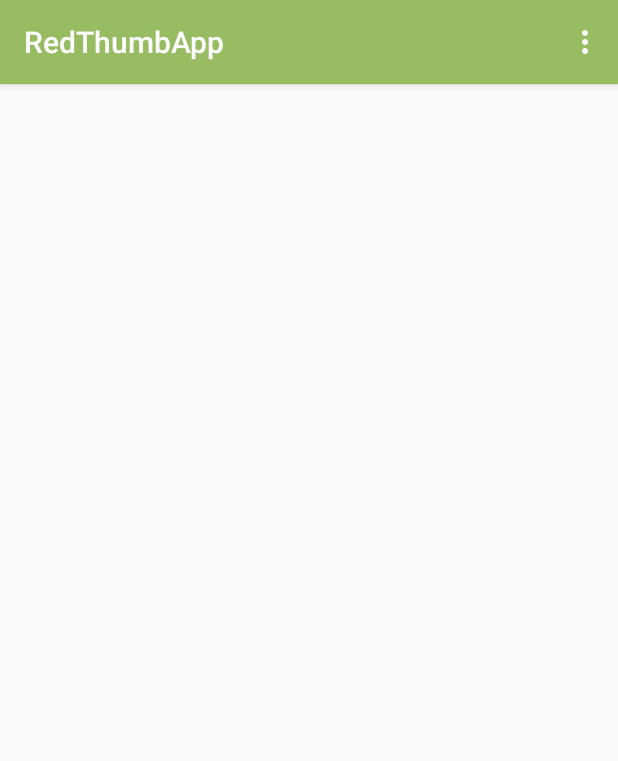
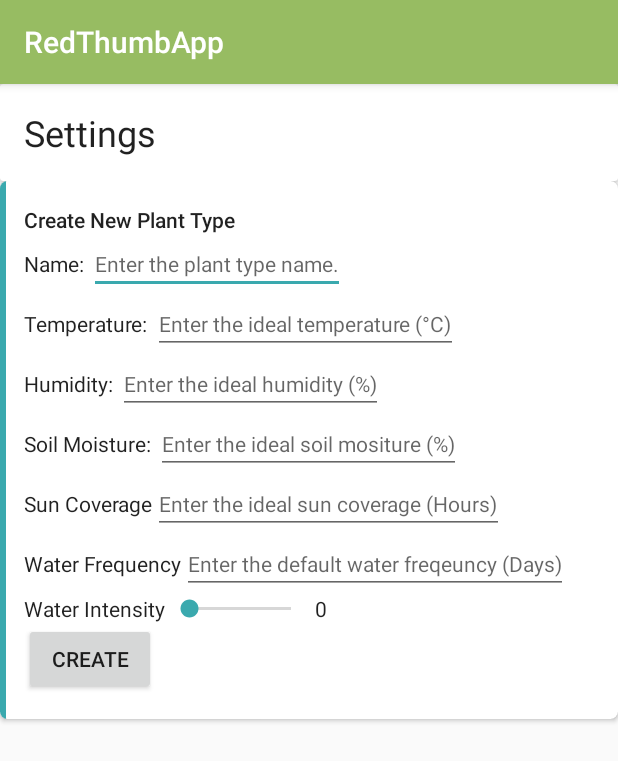
Before and after one commit to emnclarke/RedThumb, an Android app: the screen it shows after launch (MainActivity before the commit, SettingsActivity after it), in the options menu, after a tap on "Settings", on a phone screen of 412 x 824 dp. Shown: the top 761 px of the screen. Run offline under Robolectric (Android 15) with nearby library versions, the phone set to English and light mode, and no system bars; libraries missing offline, so code that uses them is left out: org.json.simple.

Commit message:
Added Setting option to create new PlantType

```diff
--- a/App/app/src/main/AndroidManifest.xml
+++ b/App/app/src/main/AndroidManifest.xml
@@ -1,9 +1,9 @@
 <?xml version="1.0" encoding="utf-8"?>
 <manifest xmlns:android="http://schemas.android.com/apk/res/android"
     package="com.example.redthumbapp">
+
     <uses-permission android:name="android.permission.INTERNET" />
     <uses-permission android:name="android.permission.ACCESS_NETWORK_STATE" />
-
 
     <application
         android:allowBackup="true"
@@ -12,7 +12,8 @@
         android:roundIcon="@mipmap/ic_launcher_round"
         android:supportsRtl="true"
         android:theme="@style/AppTheme">
-        <activity android:name=".HistoricalPlantView"></activity>
+        <activity android:name=".SettingsActivity"></activity>
+        <activity android:name=".HistoricalPlantView" />
         <activity android:name=".MainActivity">
             <intent-filter>
                 <action android:name="android.intent.action.MAIN" />
--- a/App/app/src/main/java/com/example/redthumbapp/MainActivity.java
+++ b/App/app/src/main/java/com/example/redthumbapp/MainActivity.java
@@ -5,6 +5,7 @@ import androidx.recyclerview.widget.LinearLayoutManager;
 import androidx.recyclerview.widget.RecyclerView;
 import androidx.swiperefreshlayout.widget.SwipeRefreshLayout;
 
+import android.content.Intent;
 import android.os.Bundle;
 import android.view.Menu;
 import android.view.MenuItem;
@@ -79,7 +80,8 @@ public class MainActivity extends AppCompatActivity implements View.OnClickListe
 
         switch(item.getItemId()) {
             case R.id.settings:
-                //TODO:Navigate to settings screen
+                Intent intent = new Intent(getApplicationContext(), SettingsActivity.class);
+                startActivity(intent);
                 break;
             case R.id.loadFakeData:
                 plantFeed = PlantFeedData.createDummyPlants(12);
--- /dev/null
+++ b/App/app/src/main/java/com/example/redthumbapp/SettingsActivity.java
@@ -0,0 +1,82 @@
+package com.example.redthumbapp;
+
+import androidx.appcompat.app.AppCompatActivity;
+
+import android.os.Bundle;
+import android.view.View;
+import android.widget.Button;
+import android.widget.EditText;
+import android.widget.SeekBar;
+import android.widget.TextView;
+
+import org.json.simple.JSONObject;
+import org.json.simple.parser.JSONParser;
+import org.w3c.dom.Text;
+
+public class SettingsActivity extends AppCompatActivity {
+
+    private EditText nameInput;
+    private EditText tempInput;
+    private EditText humidInput;
+    private EditText soilMoistInput;
+    private EditText sunCoverageInput;
+    private EditText waterFreqInput;
+    private SeekBar waterIntensityInput;
+    TextView waterIntensityVal;
+    @Override
+    protected void onCreate(Bundle savedInstanceState) {
+        super.onCreate(savedInstanceState);
+        setContentView(R.layout.activity_settings);
+
+        nameInput = findViewById(R.id.plantTypeNameInput);
+        tempInput = findViewById(R.id.plantTypeTemperatureInput);
+        humidInput = findViewById(R.id.plantTypeHumidityInput);
+        soilMoistInput = findViewById(R.id.plantTypeSoilMoistureInput);
+        sunCoverageInput = findViewById(R.id.plantTypeSunCoverageInput);
+        waterFreqInput = findViewById(R.id.plantTypeWaterFreqInput);
+        waterIntensityInput = findViewById(R.id.plantTypeWaterIntensityInput);
+        waterIntensityVal = findViewById(R.id.waterIntensityVal);
+
+
+        final Button createPlantTypeButton = findViewById(R.id.createPlantType);
+        createPlantTypeButton.setOnClickListener(new View.OnClickListener() {
+            public void onClick(View v) {
+                createPlantType();
+            }
+        });
+
+        waterIntensityInput.setOnSeekBarChangeListener(new SeekBar.OnSeekBarChangeListener() {
+            @Override
+            public void onProgressChanged(SeekBar seekBar, int progress, boolean fromUser) {
+
+                int val = (progress * (seekBar.getWidth() - 2 * seekBar.getThumbOffset())) / seekBar.getMax();
+                waterIntensityVal.setText("" + progress + " Minutes");
+
+            }
+
+            @Override
+            public void onStartTrackingTouch(SeekBar seekBar) {
+
+            }
+
+            @Override
+            public void onStopTrackingTouch(SeekBar seekBar) {
+
+            }
+        });
+    }
+
+    private void createPlantType(){
+        JSONObject plantType = new JSONObject();
+        plantType.put("name",nameInput.getText());
+        plantType.put("temperature",tempInput.getText());
+        plantType.put("humidity",humidInput.getText());
+        plantType.put("soil_moisture",soilMoistInput.getText());
+        plantType.put("sun_coverage",sunCoverageInput.getText());
+        plantType.put("water_frequency",waterFreqInput.getText());
+        plantType.put("water_length",waterIntensityInput.getProgress());
+
+        //Send Plant Type to Database!
+
+    }
+}
--- /dev/null
+++ b/App/app/src/main/res/layout/activity_settings.xml
@@ -0,0 +1,213 @@
+<?xml version="1.0" encoding="utf-8"?>
+<LinearLayout xmlns:android="http://schemas.android.com/apk/res/android"
+    xmlns:app="http://schemas.android.com/apk/res-auto"
+    xmlns:tools="http://schemas.android.com/tools"
+    android:layout_width="match_parent"
+    android:layout_height="match_parent"
+    android:orientation="vertical"
+    tools:context=".SettingsActivity">
+
+    <androidx.cardview.widget.CardView
+        android:layout_width="match_parent"
+        android:layout_height="wrap_content">
+
+        <LinearLayout
+            android:layout_width="fill_parent"
+            android:layout_height="fill_parent"
+            android:orientation="vertical"
+            android:padding="16dp">
+
+            <TextView
+                style="@style/Base.TextAppearance.AppCompat.Headline"
+                android:layout_width="match_parent"
+                android:layout_height="wrap_content"
+                android:text="Settings" />
+
+        </LinearLayout>
+    </androidx.cardview.widget.CardView>
+
+    <androidx.cardview.widget.CardView
+        android:layout_width="match_parent"
+        android:layout_height="wrap_content"
+        android:padding="25dp"
+        app:cardCornerRadius="5dp"
+        app:cardElevation="2dp">
+
+        <FrameLayout
+            android:layout_width="4dp"
+            android:layout_height="match_parent"
+            android:background="@color/colorAccent" />
+
+        <LinearLayout
+            android:layout_width="fill_parent"
+            android:layout_height="fill_parent"
+            android:orientation="vertical"
+            android:padding="16dp">
+
+            <TextView
+                android:layout_width="match_parent"
+                android:layout_height="wrap_content"
+                android:text="Create New Plant Type"
+                android:textAppearance="@style/TextAppearance.AppCompat.Body2" />
+
+            <LinearLayout
+                android:layout_width="wrap_content"
+                android:layout_height="wrap_content"
+                android:orientation="horizontal">
+                <LinearLayout
+                    android:layout_width="wrap_content"
+                    android:layout_height="wrap_content"
+                    android:orientation="vertical">
+                    <LinearLayout
+                        android:layout_width="wrap_content"
+                        android:layout_height="wrap_content"
+                        android:orientation="horizontal">
+                    <TextView
+                        android:layout_width="match_parent"
+                        android:layout_height="wrap_content"
+                        android:text="Name: "
+                        android:textAppearance="@style/TextAppearance.AppCompat.Body1" />
+
+                        <EditText
+                            android:layout_width="wrap_content"
+                            android:layout_height="wrap_content"
+                            android:inputType="textPersonName"
+                            android:id="@+id/plantTypeNameInput"
+                            android:hint="Enter the plant type name."
+                            android:textAppearance="@style/TextAppearance.AppCompat.Body1" />
+
+                    </LinearLayout>
+                    <LinearLayout
+                        android:layout_width="wrap_content"
+                        android:layout_height="wrap_content"
+                        android:orientation="horizontal">
+                        <TextView
+                            android:layout_width="match_parent"
+                            android:layout_height="wrap_content"
+                            android:text="Temperature: "
+                            android:textAppearance="@style/TextAppearance.AppCompat.Body1" />
+
+                        <EditText
+                            android:layout_width="wrap_content"
+                            android:layout_height="wrap_content"
+                            android:inputType="numberDecimal"
+                            android:id="@+id/plantTypeTemperatureInput"
+                            android:hint="Enter the ideal temperature (°C)"
+                            android:textAppearance="@style/TextAppearance.AppCompat.Body1" />
+
+                    </LinearLayout>
+                    <LinearLayout
+                        android:layout_width="wrap_content"
+                        android:layout_height="wrap_content"
+                        android:orientation="horizontal">
+                        <TextView
+                            android:layout_width="match_parent"
+                            android:layout_height="wrap_content"
+                            android:text="Humidity: "
+                            android:textAppearance="@style/TextAppearance.AppCompat.Body1" />
+
+                        <EditText
+                            android:layout_width="wrap_content"
+                            android:layout_height="wrap_content"
+                            android:inputType="numberDecimal"
+                            android:id="@+id/plantTypeHumidityInput"
+                            android:hint="Enter the ideal humidity (%)"
+                            android:textAppearance="@style/TextAppearance.AppCompat.Body1" />
+
+                    </LinearLayout>
+                    <LinearLayout
+                        android:layout_width="wrap_content"
+                        android:layout_height="wrap_content"
+                        android:orientation="horizontal">
+                        <TextView
+                            android:layout_width="match_parent"
+                            android:layout_height="wrap_content"
+                            android:text="Soil Moisture: "
+                            android:textAppearance="@style/TextAppearance.AppCompat.Body1" />
+
+                        <EditText
+                            android:layout_width="wrap_content"
+                            android:layout_height="wrap_content"
+                            android:inputType="numberDecimal"
+                            android:id="@+id/plantTypeSoilMoistureInput"
+                            android:hint="Enter the ideal soil mositure (%)"
+                            android:textAppearance="@style/TextAppearance.AppCompat.Body1" />
+
+                    </LinearLayout>
+                    <LinearLayout
+                        android:layout_width="wrap_content"
+                        android:layout_height="wrap_content"
+                        android:orientation="horizontal">
+                        <TextView
+                            android:layout_width="match_parent"
+                            android:layout_height="wrap_content"
+                            android:text="Sun Coverage"
+                            android:textAppearance="@style/TextAppearance.AppCompat.Body1" />
+
+                        <EditText
+                            android:layout_width="wrap_content"
+                            android:layout_height="wrap_content"
+                            android:inputType="numberDecimal"
+                            android:id="@+id/plantTypeSunCoverageInput"
+                            android:hint="Enter the ideal sun coverage (Hours)"
+                            android:textAppearance="@style/TextAppearance.AppCompat.Body1" />
+
+                    </LinearLayout>
+                    <LinearLayout
+                        android:layout_width="wrap_content"
+                        android:layout_height="wrap_content"
+                        android:orientation="horizontal">
+                        <TextView
+                            android:layout_width="match_parent"
+                            android:layout_height="wrap_content"
+                            android:text="Water Frequency"
+                            android:textAppearance="@style/TextAppearance.AppCompat.Body1" />
+
+                        <EditText
+                            android:layout_width="wrap_content"
+                            android:layout_height="wrap_content"
+                            android:inputType="numberDecimal"
+                            android:id="@+id/plantTypeWaterFreqInput"
+                            android:hint="Enter the default water freqeuncy (Days)"
+                            android:textAppearance="@style/TextAppearance.AppCompat.Body1" />
+
+                    </LinearLayout>
+                    <LinearLayout
+                        android:layout_width="wrap_content"
+                        android:layout_height="wrap_content"
+                        android:orientation="horizontal">
+
+                        <TextView
+                            android:layout_width="match_parent"
+                            android:layout_height="wrap_content"
+                            android:text="Water Intensity"
+                            android:textAppearance="@style/TextAppearance.AppCompat.Body1" />
+
+                        <SeekBar
+                            android:id="@+id/plantTypeWaterIntensityInput"
+                            android:layout_width="100dp"
+                            android:layout_height="match_parent"
+                            android:max="10" />
+                        <TextView
+                            android:layout_width="match_parent"
+                            android:layout_height="wrap_content"
+                            android:text="0"
+                            android:id="@+id/waterIntensityVal"
+                            android:textAppearance="@style/TextAppearance.AppCompat.Body1" />
+
+                    </LinearLayout>
+                </LinearLayout>
+
+            </LinearLayout>
+            <androidx.appcompat.widget.AppCompatButton
+                android:id="@+id/createPlantType"
+                android:layout_width="wrap_content"
+                android:layout_height="wrap_content"
+                android:text="Create" />
+        </LinearLayout>
+
+
+    </androidx.cardview.widget.CardView>
+
+
+</LinearLayout>
```
